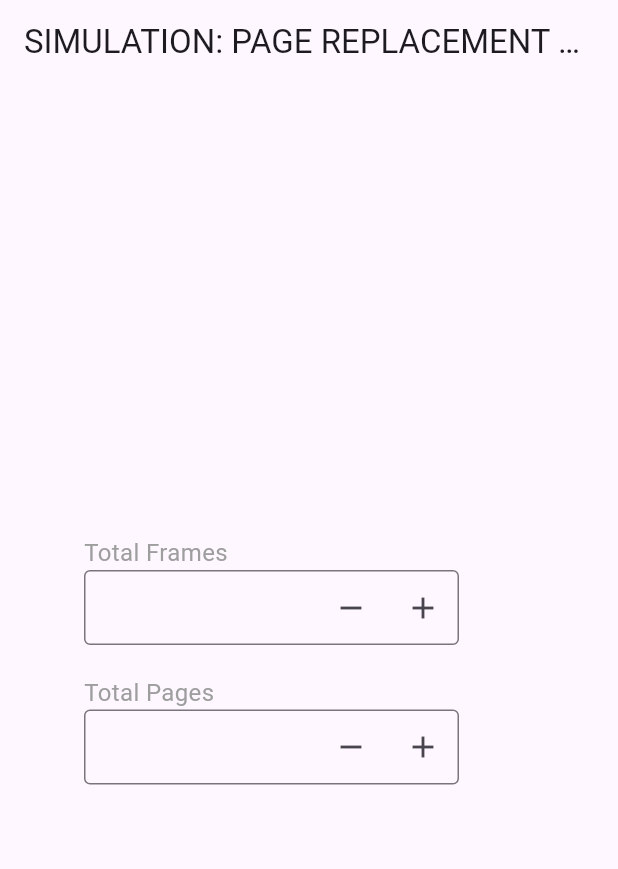
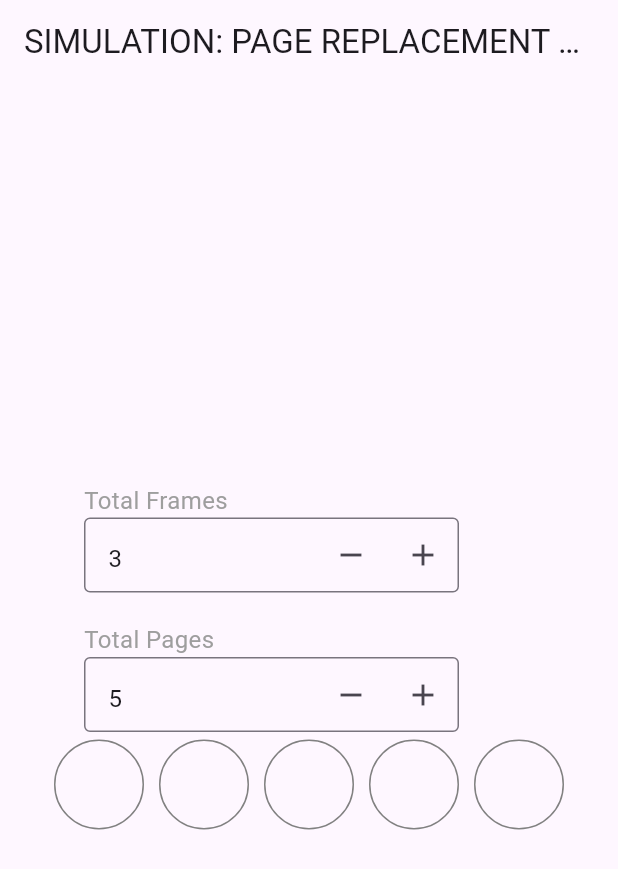
Before and after one commit to itsAliTahir/SIMULATION-PAGE-REPLACEMENT-POLICIES-COMPARISON-Operating-System-Project-, a Flutter app: the screen it shows after launch, on a phone screen of 412 x 824 dp. Shown: the top 869 px of the screen. Run offline on Flutter 3.47's test engine with Material 3 defaults, Android fonts, the phone set to English and light mode, and no system bars.

Commit message:
buttons fixed

```diff
--- a/lib/Screens/home_page.dart
+++ b/lib/Screens/home_page.dart
@@ -1,5 +1,6 @@
 import 'package:flutter/material.dart';
 import '../Screens/home_page_widgets/input_fields.dart';
+import 'home_page_widgets/pages_circles.dart';
 
 class MyHomePage extends StatelessWidget {
   @override
@@ -14,6 +15,7 @@ class MyHomePage extends StatelessWidget {
           mainAxisAlignment: MainAxisAlignment.center,
           children: <Widget>[
             MyInputFields(),
+            MyPagesCircles(),
           ],
         ),
       ),
--- a/lib/Screens/home_page_widgets/input_fields.dart
+++ b/lib/Screens/home_page_widgets/input_fields.dart
@@ -1,5 +1,6 @@
 import 'package:flutter/material.dart';
 import 'package:flutter/services.dart';
+import '../../global_data.dart';
 
 class MyInputFields extends StatefulWidget {
   const MyInputFields({super.key});
@@ -9,10 +10,12 @@ class MyInputFields extends StatefulWidget {
 }
 
 class _MyInputFieldsState extends State<MyInputFields> {
+  final int minPageLimit = 5;
+  final int maxPageLimit = 20;
+  final int minFrameLimit = 3;
+  final int maxFrameLimit = 7;
   @override
   Widget build(BuildContext context) {
-    final _frameController = TextEditingController();
-    final _pageController = TextEditingController();
     return Container(
       width: MediaQuery.of(context).size.width < 330
           ? MediaQuery.of(context).size.width * 0.9
@@ -23,9 +26,9 @@ class _MyInputFieldsState extends State<MyInputFields> {
         mainAxisAlignment: MainAxisAlignment.start,
         crossAxisAlignment: CrossAxisAlignment.start,
         children: [
-          Text("Total Frames",
+          const Text("Total Frames",
               style: TextStyle(color: Colors.grey, fontSize: 16)),
-          Container(
+          SizedBox(
             height: 50,
             width: MediaQuery.of(context).size.width < 280
                 ? MediaQuery.of(context).size.width * 0.9
@@ -33,7 +36,7 @@ class _MyInputFieldsState extends State<MyInputFields> {
             child: TextFormField(
               keyboardType: TextInputType.number,
               inputFormatters: [FilteringTextInputFormatter.digitsOnly],
-              controller: _frameController,
+              controller: frameController,
               decoration: InputDecoration(
                 border: const OutlineInputBorder(),
                 suffixIcon: Row(
@@ -41,32 +44,56 @@ class _MyInputFieldsState extends State<MyInputFields> {
                   mainAxisAlignment: MainAxisAlignment.end,
                   children: [
                     IconButton(
-                      onPressed: () {},
-                      icon: Icon(Icons.remove),
+                      onPressed: () {
+                        if (frameController.text.isNotEmpty &&
+                            int.parse(frameController.text) > minFrameLimit) {
+                          int temp = int.parse(frameController.text);
+                          temp--;
+                          frameController =
+                              TextEditingController(text: temp.toString());
+
+                          setState(() {});
+                        }
+                      },
+                      icon: const Icon(Icons.remove),
                     ),
                     IconButton(
-                      onPressed: () {},
-                      icon: Icon(Icons.add),
+                      onPressed: () {
+                        if (frameController.text.isNotEmpty &&
+                            int.parse(frameController.text) < maxFrameLimit) {
+                          int temp = int.parse(frameController.text);
+
+                          temp++;
+                          frameController =
+                              TextEditingController(text: temp.toString());
+
+                          setState(() {});
+                        }
+                      },
+                      icon: const Icon(Icons.add),
                     ),
                   ],
                 ),
               ),
             ),
           ),
-          SizedBox(
+          const SizedBox(
             height: 20,
           ),
-          Text("Total Pages",
+          const Text("Total Pages",
               style: TextStyle(color: Colors.grey, fontSize: 16)),
-          Container(
+          SizedBox(
             height: 50,
             width: MediaQuery.of(context).size.width < 280
                 ? MediaQuery.of(context).size.width * 0.9
                 : 250,
             child: TextFormField(
               keyboardType: TextInputType.number,
-              inputFormatters: [FilteringTextInputFormatter.digitsOnly],
-              controller: _pageController,
+              inputFormatters: [
+                LengthLimitingTextInputFormatter(2),
+                FilteringTextInputFormatter.digitsOnly,
+              ],
+              controller: pageController,
               decoration: InputDecoration(
                 border: const OutlineInputBorder(),
                 suffixIcon: Row(
@@ -74,12 +101,30 @@ class _MyInputFieldsState extends State<MyInputFields> {
                   mainAxisAlignment: MainAxisAlignment.end,
                   children: [
                     IconButton(
-                      onPressed: () {},
-                      icon: Icon(Icons.remove),
+                      onPressed: () {
+                        if (pageController.text.isNotEmpty &&
+                            int.parse(pageController.text) > minPageLimit) {
+                          int temp = int.parse(pageController.text);
+                          temp--;
+                          pageController =
+                              TextEditingController(text: temp.toString());
+                          setState(() {});
+                        }
+                      },
+                      icon: const Icon(Icons.remove),
                     ),
                     IconButton(
-                      onPressed: () {},
-                      icon: Icon(Icons.add),
+                      onPressed: () {
+                        if (pageController.text.isNotEmpty &&
+                            int.parse(pageController.text) < maxPageLimit) {
+                          int temp = int.parse(pageController.text);
+                          temp++;
+                          pageController =
+                              TextEditingController(text: temp.toString());
+                          setState(() {});
+                        }
+                      },
+                      icon: const Icon(Icons.add),
                     ),
                   ],
                 ),
--- /dev/null
+++ b/lib/Screens/home_page_widgets/pages_circles.dart
@@ -0,0 +1,36 @@
+import 'package:flutter/material.dart';
+import 'package:flutter/services.dart';
+import 'package:os_project/global_data.dart';
+
+class MyPagesCircles extends StatelessWidget {
+  const MyPagesCircles({super.key});
+
+  @override
+  Widget build(BuildContext context) {
+    return Wrap(
+      children: [
+        for (int i = 0; i < int.parse(pageController.text); i++)
+          Container(
+            width: 60,
+            height: 60,
+            margin: EdgeInsets.all(5),
+            padding: EdgeInsets.all(8),
+            decoration: BoxDecoration(
+                borderRadius: BorderRadius.circular(45),
+                border: Border.all(
+                    color: const Color.fromARGB(255, 129, 129, 129))),
+            child: Center(
+                child: TextFormField(
+              textAlign: TextAlign.center,
+              inputFormatters: [
+                LengthLimitingTextInputFormatter(2),
+                FilteringTextInputFormatter.digitsOnly
+              ],
+              decoration: InputDecoration(
+                  border: UnderlineInputBorder(borderSide: BorderSide.none)),
+            )),
+          )
+      ],
+    );
+  }
+}
--- /dev/null
+++ b/lib/global_data.dart
@@ -0,0 +1,4 @@
+import 'package:flutter/material.dart';
+
+var frameController = TextEditingController(text: "3");
+var pageController = TextEditingController(text: "5");
```
